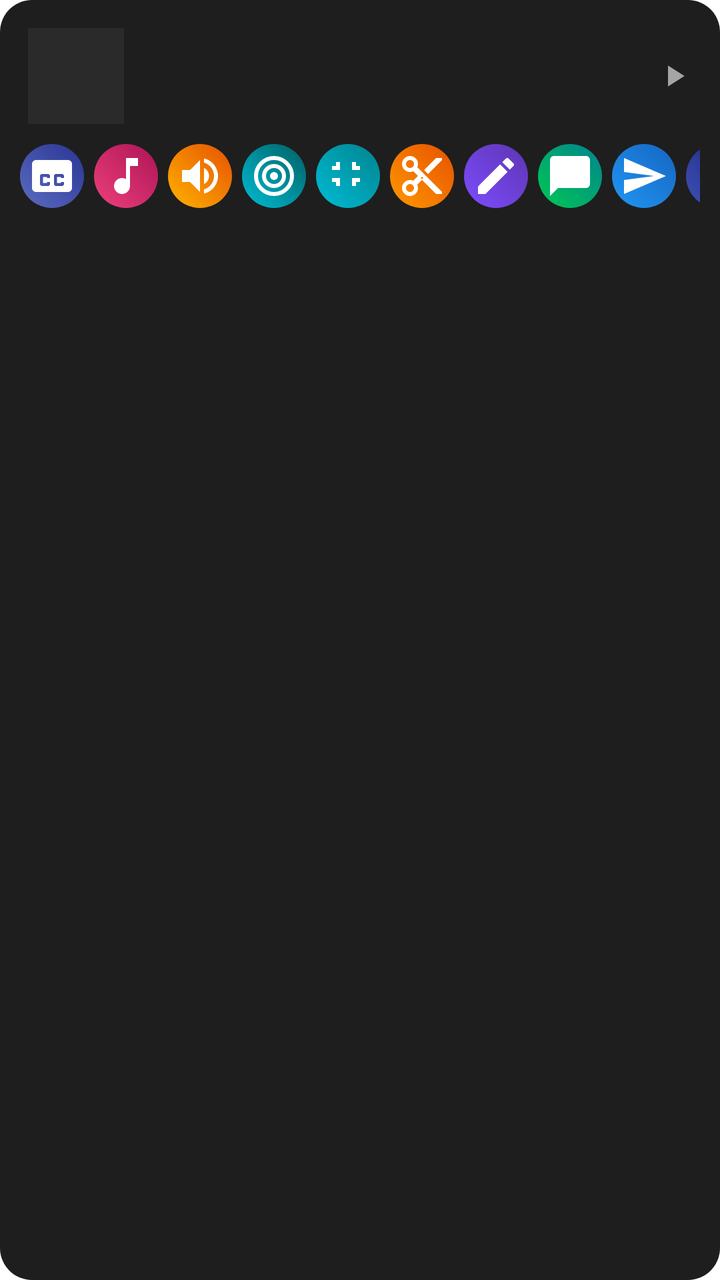
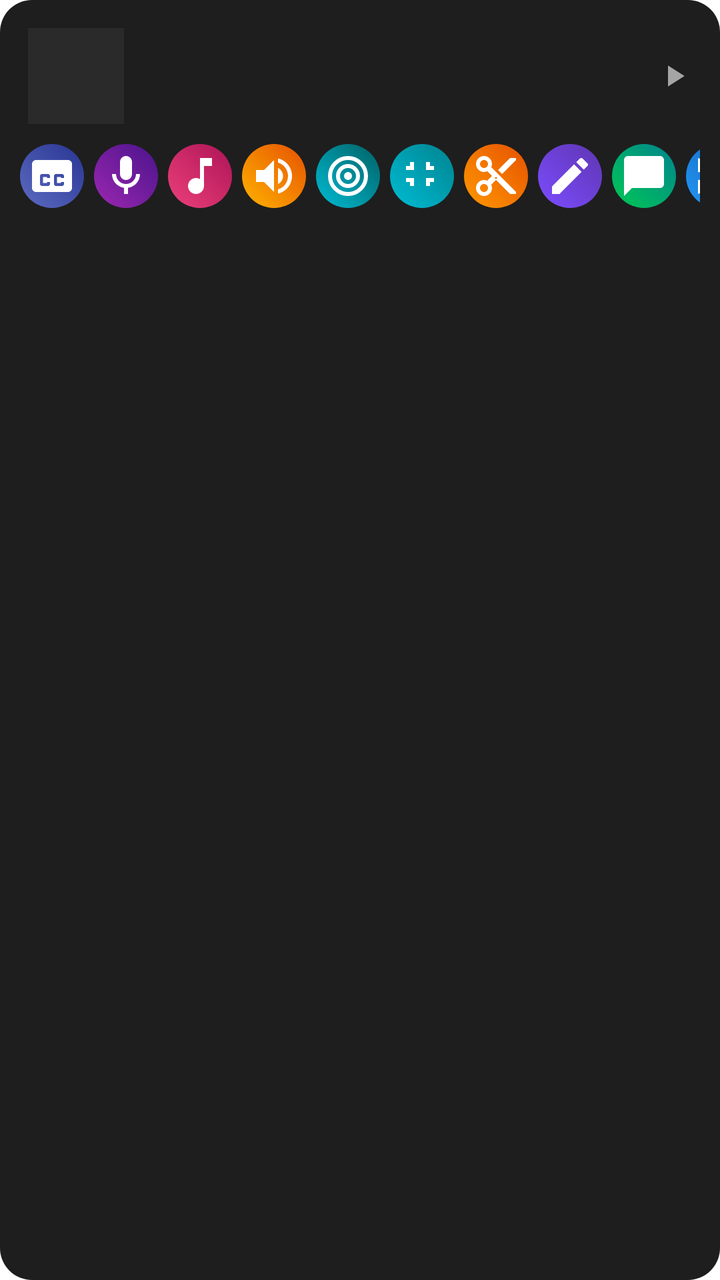

An Android layout rendered at two revisions. The XML below is the earlier revision; the diff shows what the commit changed to produce the second picture.
<!-- AndroidManifest.xml: application theme Theme.ScreenRecorder -->
<!-- res/layout/item_video.xml -->
<?xml version="1.0" encoding="utf-8"?>
<LinearLayout xmlns:android="http://schemas.android.com/apk/res/android"
    android:layout_width="match_parent"
    android:layout_height="wrap_content"
    android:orientation="vertical"
    android:background="@drawable/bg_card"
    android:layout_marginBottom="8dp"
    android:padding="10dp">

    <LinearLayout
        android:id="@+id/itemClickArea"
        android:layout_width="match_parent"
        android:layout_height="wrap_content"
        android:orientation="horizontal"
        android:gravity="center_vertical"
        android:clickable="true"
        android:focusable="true"
        android:background="?attr/selectableItemBackground"
        android:padding="4dp">

        <ImageView
            android:id="@+id/checkIcon"
            android:layout_width="24dp"
            android:layout_height="24dp"
            android:layout_marginEnd="8dp"
            android:src="@drawable/ic_check"
            android:background="@drawable/bg_round_purple"
            android:padding="4dp"
            android:visibility="gone" />

        <ImageView
            android:id="@+id/thumbnail"
            android:layout_width="48dp"
            android:layout_height="48dp"
            android:scaleType="centerCrop"
            android:background="#2A2A2A"
            android:layout_marginEnd="10dp" />

        <TextView
            android:id="@+id/fileName"
            android:layout_width="0dp"
            android:layout_height="wrap_content"
            android:layout_weight="1"
            android:textColor="#FFFFFF"
            android:textSize="13sp" />

        <ImageView
            android:layout_width="18dp"
            android:layout_height="18dp"
            android:src="@drawable/ic_play"
            android:alpha="0.6" />
    </LinearLayout>

    <HorizontalScrollView
        android:layout_width="match_parent"
        android:layout_height="wrap_content"
        android:scrollbars="none"
        android:layout_marginTop="6dp">

        <LinearLayout
            android:layout_width="wrap_content"
            android:layout_height="wrap_content"
            android:orientation="horizontal">

            <ImageButton
                android:id="@+id/subtitleButton"
                android:layout_width="32dp"
                android:layout_height="32dp"
                android:layout_marginEnd="5dp"
                android:padding="7dp"
                android:background="@drawable/bg_round_indigo"
                android:src="@drawable/ic_subtitle" />

            <ImageButton
                android:id="@+id/musicButton"
                android:layout_width="32dp"
                android:layout_height="32dp"
                android:layout_marginEnd="5dp"
                android:padding="7dp"
                android:background="@drawable/bg_round_pink"
                android:src="@drawable/ic_music" />

            <ImageButton
                android:id="@+id/amplifyButton"
                android:layout_width="32dp"
                android:layout_height="32dp"
                android:layout_marginEnd="5dp"
                android:padding="7dp"
                android:background="@drawable/bg_round_amber"
                android:src="@drawable/ic_volume" />

<ImageButton
                android:id="@+id/budgetCompressButton"
                android:layout_width="32dp"
                android:layout_height="32dp"
                android:layout_marginEnd="5dp"
                android:padding="7dp"
                android:background="@drawable/bg_round_cyan"
                android:src="@drawable/ic_target" />

            <ImageButton
                android:id="@+id/compressButton"
                android:layout_width="32dp"
                android:layout_height="32dp"
                android:layout_marginEnd="5dp"
                android:padding="7dp"
                android:background="@drawable/bg_round_teal"
                android:src="@drawable/ic_compress" />

            <ImageButton
                android:id="@+id/trimButton"
                android:layout_width="32dp"
                android:layout_height="32dp"
                android:layout_marginEnd="5dp"
                android:padding="7dp"
                android:background="@drawable/bg_round_orange"
                android:src="@drawable/ic_scissors" />

            <ImageButton
                android:id="@+id/renameButton"
                android:layout_width="32dp"
                android:layout_height="32dp"
                android:layout_marginEnd="5dp"
                android:padding="7dp"
                android:background="@drawable/bg_round_purple"
                android:src="@drawable/ic_pen" />

            <ImageButton
                android:id="@+id/whatsappButton"
                android:layout_width="32dp"
                android:layout_height="32dp"
                android:layout_marginEnd="5dp"
                android:padding="7dp"
                android:background="@drawable/bg_round_green"
                android:src="@drawable/ic_chat" />

            <ImageButton
                android:id="@+id/telegramButton"
                android:layout_width="32dp"
                android:layout_height="32dp"
                android:layout_marginEnd="5dp"
                android:padding="7dp"
                android:background="@drawable/bg_round_blue"
                android:src="@drawable/ic_send" />

<ImageButton
                android:id="@+id/exportFormatButton"
                android:layout_width="32dp"
                android:layout_height="32dp"
                android:layout_marginEnd="5dp"
                android:padding="7dp"
                android:background="@drawable/bg_round_indigo2"
                android:src="@drawable/ic_export" />

            <ImageButton
                android:id="@+id/shareButton"
                android:layout_width="32dp"
                android:layout_height="32dp"
                android:layout_marginEnd="5dp"
                android:padding="7dp"
                android:background="@drawable/bg_round_purple"
                android:src="@drawable/ic_share" />

            <ImageButton
                android:id="@+id/deleteButton"
                android:layout_width="32dp"
                android:layout_height="32dp"
                android:padding="7dp"
                android:background="@drawable/bg_round_red"
                android:src="@drawable/ic_trash" />

        </LinearLayout>
    </HorizontalScrollView>

</LinearLayout>
<!-- resources referenced by this layout -->
<resources>
  <!-- drawable bg_card (drawable) -->
  <?xml version="1.0" encoding="utf-8"?>
  <shape xmlns:android="http://schemas.android.com/apk/res/android" android:shape="rectangle">
      <solid android:color="#1E1E1E" />
      <corners android:radius="16dp" />
  </shape>
  <!-- drawable bg_round_amber (drawable) -->
  <shape xmlns:android="http://schemas.android.com/apk/res/android" android:shape="oval">
      <gradient android:angle="45" android:startColor="#FFB300" android:endColor="#E65100"/>
  </shape>
  <!-- drawable bg_round_blue (drawable) -->
  <shape xmlns:android="http://schemas.android.com/apk/res/android" android:shape="oval">
      <gradient android:angle="45" android:startColor="#2196F3" android:endColor="#1565C0"/>
  </shape>
  <!-- drawable bg_round_cyan (drawable) -->
  <shape xmlns:android="http://schemas.android.com/apk/res/android" android:shape="oval">
      <gradient android:angle="45" android:startColor="#00BCD4" android:endColor="#006064"/>
  </shape>
  <!-- drawable bg_round_green (drawable) -->
  <shape xmlns:android="http://schemas.android.com/apk/res/android" android:shape="oval">
      <gradient android:angle="45" android:startColor="#00C853" android:endColor="#00838F"/>
  </shape>
  <!-- drawable bg_round_indigo (drawable) -->
  <shape xmlns:android="http://schemas.android.com/apk/res/android" android:shape="oval">
      <gradient android:angle="45" android:startColor="#5C6BC0" android:endColor="#283593"/>
  </shape>
  <!-- drawable bg_round_indigo2 (drawable) -->
  <shape xmlns:android="http://schemas.android.com/apk/res/android" android:shape="oval">
      <gradient android:angle="45" android:startColor="#3F51B5" android:endColor="#1A237E"/>
  </shape>
  <!-- drawable bg_round_orange (drawable) -->
  <shape xmlns:android="http://schemas.android.com/apk/res/android" android:shape="oval">
      <gradient android:angle="45" android:startColor="#FF9800" android:endColor="#E65100"/>
  </shape>
  <!-- drawable bg_round_pink (drawable) -->
  <shape xmlns:android="http://schemas.android.com/apk/res/android" android:shape="oval">
      <gradient android:angle="45" android:startColor="#EC407A" android:endColor="#AD1457"/>
  </shape>
  <!-- drawable bg_round_purple (drawable) -->
  <shape xmlns:android="http://schemas.android.com/apk/res/android" android:shape="oval">
      <gradient android:angle="45" android:startColor="#7C4DFF" android:endColor="#5E35B1"/>
  </shape>
  <!-- drawable bg_round_red (drawable) -->
  <shape xmlns:android="http://schemas.android.com/apk/res/android" android:shape="oval">
      <gradient android:angle="45" android:startColor="#E53935" android:endColor="#B71C1C"/>
  </shape>
  <!-- drawable bg_round_teal (drawable) -->
  <shape xmlns:android="http://schemas.android.com/apk/res/android" android:shape="oval">
      <gradient android:angle="45" android:startColor="#00BCD4" android:endColor="#00838F"/>
  </shape>
  <!-- drawable ic_play (drawable) -->
  <vector xmlns:android="http://schemas.android.com/apk/res/android" android:width="24dp" android:height="24dp" android:viewportWidth="24" android:viewportHeight="24">
      <path android:fillColor="#FFFFFF" android:pathData="M8,5v14l11,-7z"/>
  </vector>
  <style name="Theme.ScreenRecorder" parent="Theme.MaterialComponents.DayNight.NoActionBar" />
  <!-- unchanged entries left out for length: 13 -->
</resources>

<!-- the commit's change to res/layout/item_video.xml (unified diff, before → after) -->
@@ -70,6 +70,15 @@
                 android:padding="7dp"
                 android:background="@drawable/bg_round_indigo"
                 android:src="@drawable/ic_subtitle" />
+
+<ImageButton
+                android:id="@+id/voiceoverButton"
+                android:layout_width="32dp"
+                android:layout_height="32dp"
+                android:layout_marginEnd="5dp"
+                android:padding="7dp"
+                android:background="@drawable/bg_round_violet"
+                android:src="@drawable/ic_mic" />
 
             <ImageButton
                 android:id="@+id/musicButton"
<!-- resource entries referenced after the edit -->
@@ -50,6 +50,15 @@
   <shape xmlns:android="http://schemas.android.com/apk/res/android" android:shape="oval">
       <gradient android:angle="45" android:startColor="#00BCD4" android:endColor="#00838F"/>
   </shape>
+  <!-- drawable bg_round_violet (drawable) -->
+  <shape xmlns:android="http://schemas.android.com/apk/res/android" android:shape="oval">
+      <gradient android:angle="45" android:startColor="#9C27B0" android:endColor="#4A148C"/>
+  </shape>
+  <!-- drawable ic_mic (drawable) -->
+  <vector xmlns:android="http://schemas.android.com/apk/res/android" android:width="24dp" android:height="24dp" android:viewportWidth="24" android:viewportHeight="24">
+      <path android:fillColor="#FFFFFF" android:pathData="M12,14c1.66,0 3,-1.34 3,-3V5c0,-1.66 -1.34,-3 -3,-3S9,3.34 9,5v6c0,1.66 1.34,3 3,3z"/>
+      <path android:fillColor="#FFFFFF" android:pathData="M17,11c0,2.76 -2.24,5 -5,5s-5,-2.24 -5,-5H5c0,3.53 2.61,6.43 6,6.92V21h2v-3.08c3.39,-0.49 6,-3.39 6,-6.92h-2z"/>
+  </vector>
   <!-- drawable ic_play (drawable) -->
   <vector xmlns:android="http://schemas.android.com/apk/res/android" android:width="24dp" android:height="24dp" android:viewportWidth="24" android:viewportHeight="24">
       <path android:fillColor="#FFFFFF" android:pathData="M8,5v14l11,-7z"/>
